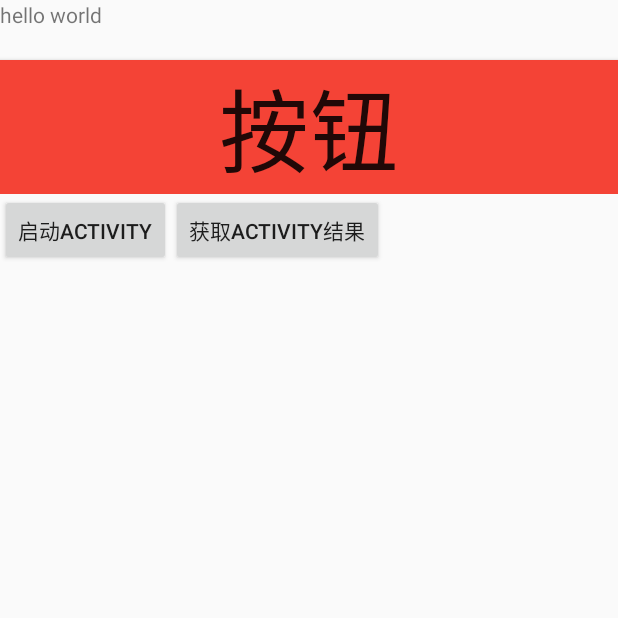
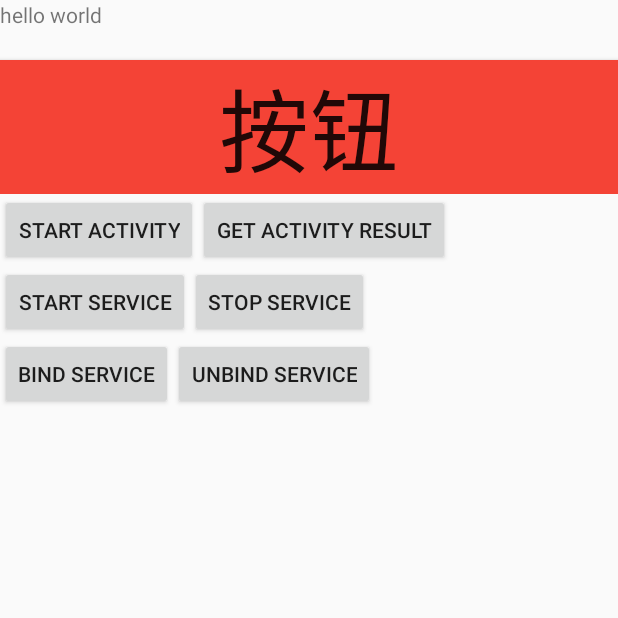
Before and after one commit to ZTLiao/android-demo, an Android app: the screen it shows after launch (MainActivity), on a phone screen of 412 x 824 dp, the top half of it. Run offline under Robolectric (Android 15) with nearby library versions, the phone set to English and light mode, and no system bars.

Commit message:
新增service测试

```diff
--- a/app/build.gradle
+++ b/app/build.gradle
@@ -10,8 +10,8 @@ android {
 
     defaultConfig {
         applicationId "com.example.demo"
-        minSdk 35
-        targetSdk 35
+        minSdk 28
+        targetSdk 28
         versionCode 1
         versionName "1.0"
 
--- a/app/src/main/AndroidManifest.xml
+++ b/app/src/main/AndroidManifest.xml
@@ -23,9 +23,10 @@
                 <category android:name="android.intent.category.LAUNCHER" />
             </intent-filter>
         </activity>
-
         <activity android:name=".SubActivity02"/>
         <activity android:name=".SubActivity03"/>
+        <service android:name=".service.MyService01"/>
+        <service android:name=".service.MyBindService"/>
     </application>
 
 </manifest>
--- a/app/src/main/java/com/example/demo/MainActivity.java
+++ b/app/src/main/java/com/example/demo/MainActivity.java
@@ -3,15 +3,39 @@ package com.example.demo;
 
 import android.content.Intent;
 import android.os.Bundle;
+import android.util.Log;
 import android.widget.Button;
 import android.widget.TextView;
 
 import androidx.activity.ComponentActivity;
+import androidx.activity.result.ActivityResultLauncher;
+import androidx.activity.result.contract.ActivityResultContracts;
 import androidx.annotation.Nullable;
+
+import com.example.demo.service.MyService01;
+import com.example.demo.service.MyBindService;
 
 public class MainActivity extends ComponentActivity {
 
+    String TAG = MainActivity.class.getSimpleName();
+
     Button btn_start, btn_startForResult;
+
+    Button btn_startService, btn_stopService;
+
+    Button btn_bindService, btn_unbindService;
+
+    @Override
+    protected void onActivityResult(int requestCode, int resultCode, @Nullable Intent data) {
+        super.onActivityResult(requestCode, resultCode, data);
+        if (data == null) {
+            return;
+        }
+        if (resultCode == requestCode && resultCode == 234) {
+            String ret = data.getStringExtra("key1");
+            Log.i(MainActivity.class.getSimpleName(), ret);
+        }
+    }
 
     @Override
     protected void onCreate(@Nullable Bundle savedInstanceState) {
@@ -28,9 +52,33 @@ public class MainActivity extends ComponentActivity {
             Intent intent = new Intent(MainActivity.this, SubActivity02.class);
             startActivity(intent);
         });
+        ActivityResultLauncher<Intent> launcher = registerForActivityResult(new ActivityResultContracts.StartActivityForResult(), res -> {
+            Log.i(TAG, res.getData().getStringExtra("key1"));
+        });
         btn_startForResult = findViewById(R.id.btn_startActivityGetResult);
         btn_startForResult.setOnClickListener(v -> {
+            Intent intent = new Intent(MainActivity.this, SubActivity02.class);
+            startActivityForResult(intent, 234);
+            //launcher.launch(intent);
+        });
+        btn_startService = findViewById(R.id.btn_startService);
+        btn_startService.setOnClickListener(v -> {
+            Intent intent = new Intent(MainActivity.this, MyService01.class);
+            startService(intent);
+        });
+        btn_stopService = findViewById(R.id.btn_stopService);
+        btn_stopService.setOnClickListener(v -> {
+            Intent intent = new Intent(MainActivity.this, MyService01.class);
+            stopService(intent);
+        });
+        btn_bindService = findViewById(R.id.btn_bindService);
+        btn_bindService.setOnClickListener(v -> {
+            Intent intent = new Intent(MainActivity.this, MyBindService.class);
+        });
+        btn_unbindService = findViewById(R.id.btn_unbindService);
+        btn_unbindService.setOnClickListener(v -> {
+            Intent intent = new Intent(MainActivity.this, MyBindService.class);
+        });
 
-        });
     }
 }
--- a/app/src/main/java/com/example/demo/SubActivity03.java
+++ b/app/src/main/java/com/example/demo/SubActivity03.java
@@ -21,6 +21,7 @@ public class SubActivity03 extends ComponentActivity {
             intent.setClass(SubActivity03.this, MainActivity.class);
             intent.putExtra("key1", "这是结果01，来自SubActivity03");
             setResult(234, intent);
+            SubActivity03.this.finish();
         });
     }
 }
--- a/app/src/main/res/layout/activity_main.xml
+++ b/app/src/main/res/layout/activity_main.xml
@@ -21,7 +21,7 @@
         <Button
             android:layout_width="match_parent"
             android:layout_height="wrap_content"
-            android:text="这是一个按钮"
+            android:text="this is button"
             android:textSize="60dp"
             android:background="#F44336"
             android:id="@+id/btn_test"
@@ -33,13 +33,45 @@
         android:layout_height="wrap_content">
         <Button
             android:id="@+id/btn_startActivity"
-            android:text="启动activity"
+            android:text="start activity"
             android:layout_width="wrap_content"
             android:layout_height="wrap_content"/>
 
         <Button
             android:id="@+id/btn_startActivityGetResult"
-            android:text="获取activity结果"
+            android:text="get activity result"
+            android:layout_width="wrap_content"
+            android:layout_height="wrap_content"/>
+    </LinearLayout>
+
+    <LinearLayout
+        android:layout_width="match_parent"
+        android:layout_height="wrap_content">
+        <Button
+            android:id="@+id/btn_startService"
+            android:text="start service"
+            android:layout_width="wrap_content"
+            android:layout_height="wrap_content"/>
+
+        <Button
+            android:id="@+id/btn_stopService"
+            android:text="stop service"
+            android:layout_width="wrap_content"
+            android:layout_height="wrap_content"/>
+    </LinearLayout>
+
+    <LinearLayout
+        android:layout_width="match_parent"
+        android:layout_height="wrap_content">
+        <Button
+            android:id="@+id/btn_bindService"
+            android:text="bind service"
+            android:layout_width="wrap_content"
+            android:layout_height="wrap_content"/>
+
+        <Button
+            android:id="@+id/btn_unbindService"
+            android:text="unbind service"
             android:layout_width="wrap_content"
             android:layout_height="wrap_content"/>
     </LinearLayout>
```
Also changed, not shown: app/src/main/java/com/example/demo/service/MyBindService.java (added, +37 -0 lines), app/src/main/java/com/example/demo/service/MyService01.java (added, +31 -0 lines).
